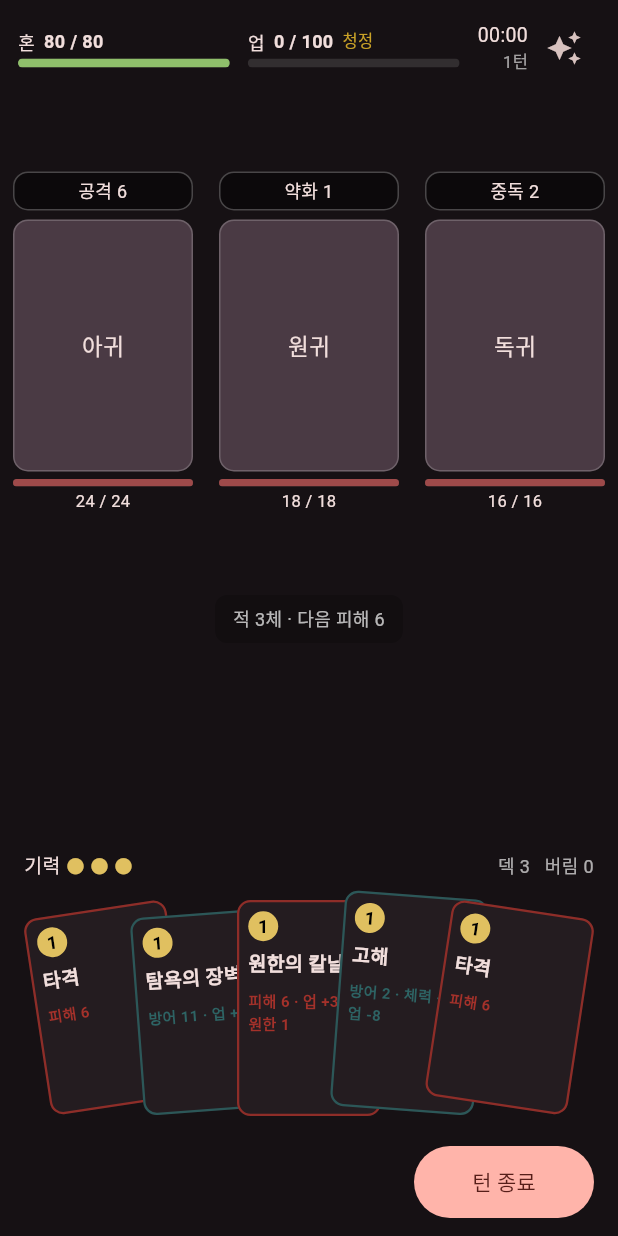
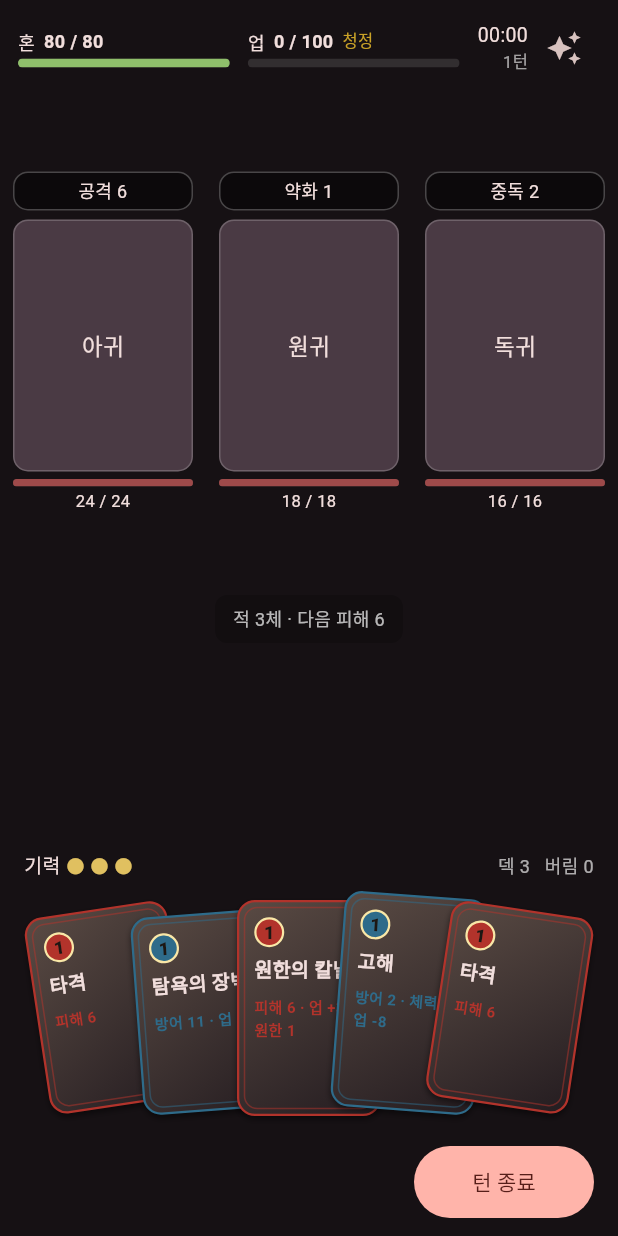
Before and after one commit to GeonhoGit/siwangjeon, a Flutter app: the CombatScreen screen opened directly, on a phone screen of 412 x 824 dp. Run offline on Flutter 3.47's test engine with Material 3 defaults, Android fonts, the phone set to English and light mode, and no system bars; our stand-ins replace flutter_riverpod.

Commit message:
feat(ui): 카드 프레임 목업 추가
손패 96dp에서는 규칙 전문을 읽을 수 없어 표시량을 분리한다.

```diff
--- /dev/null
+++ b/lib/ui/card_frame.dart
@@ -0,0 +1,497 @@
+/// 카드 프레임의 표시 규칙.
+///
+/// 전투/보상/상점 화면은 여기서 받은 프레임에 엔진이 계산한 수치와 문구만
+/// 넘긴다. 이 파일은 카드 효과나 피해·방어를 다시 계산하지 않는다.
+library;
+
+import 'package:flutter/material.dart';
+
+import '../domain/model/card.dart';
+
+/// 손패의 96dp 폭에서는 규칙 전문과 그림을 함께 넣을 수 없다.
+///
+/// 144dp는 손패 폭의 1.5배로, 이보다 좁으면 12sp 규칙문을 두 줄 이상 읽을
+/// 공간이 없다. 그래서 이 경계 아래에서는 비용·이름·효과 두 줄만 남기고,
+/// 보상/상점/덱 목록처럼 그 이상을 쓸 수 있는 곳에서만 전체 프레임을 쓴다.
+const cardFrameCompactMaximumWidth = 144.0;
+
+/// 카드 유형과 희귀도에서 얻는 모든 카드용 색과 문구의 단일 진입점이다.
+///
+/// 저주·상태의 실제 콘텐츠는 아직 없지만 [CardType]에는 이미 두 값이 있다.
+/// 여기서는 그 enum 값을 표시할 수만 있게 두며, UI 전용 유형을 새로 만들지는
+/// 않는다. 콘텐츠가 추가될 때 이 매핑을 재사용한다.
+@immutable
+class CardFramePresentation {
+  const CardFramePresentation({
+    required this.typeLabel,
+    required this.typeColor,
+    required this.frameColor,
+  });
+
+  final String typeLabel;
+  final Color typeColor;
+  final Color frameColor;
+}
+
+CardFramePresentation cardFramePresentation(CardDef card) {
+  final type = switch (card.type) {
+    CardType.attack => const CardFramePresentation(
+      typeLabel: '공격',
+      typeColor: Color(0xFFB2332B),
+      frameColor: Color(0xFFB2332B),
+    ),
+    CardType.skill => const CardFramePresentation(
+      typeLabel: '기술',
+      typeColor: Color(0xFF2E6B8A),
+      frameColor: Color(0xFF2E6B8A),
+    ),
+    CardType.power => const CardFramePresentation(
+      typeLabel: '지속',
+      typeColor: Color(0xFF3F7A46),
+      frameColor: Color(0xFF3F7A46),
+    ),
+    CardType.curse => const CardFramePresentation(
+      typeLabel: '저주',
+      typeColor: Color(0xFF6B3A82),
+      frameColor: Color(0xFF6B3A82),
+    ),
+    CardType.status => const CardFramePresentation(
+      typeLabel: '상태',
+      typeColor: Color(0xFF626A73),
+      frameColor: Color(0xFF626A73),
+    ),
+  };
+
+  return card.rarity == CardRarity.siwang
+      ? CardFramePresentation(
+          typeLabel: type.typeLabel,
+          typeColor: type.typeColor,
+          frameColor: _CardFrameColors.siwangGold,
+        )
+      : type;
+}
+
+/// 카드 id에서 아트 asset을 찾는 유일한 자리다.
+///
+/// 아트 파이프라인이 아직 없어서 지금은 비어 있다. asset이 생기면 이 표만
+/// 채우면 되고, 프레임과 카드 문구는 바뀌지 않는다.
+String? cardArtAssetFor(String cardId) {
+  const assets = <String, String>{};
+  return assets[cardId];
+}
+
+class CardFrame extends StatelessWidget {
+  const CardFrame({
+    super.key,
+    required this.card,
+    required this.effectLabels,
+    this.width,
+    this.minimumHeight,
+    this.selected = false,
+    this.dimmed = false,
+    this.effectKeyPrefix,
+    this.footer,
+    this.additionalTypeLabels = const [],
+  });
+
+  final CardDef card;
+  final List<String> effectLabels;
+  final double? width;
+  final double? minimumHeight;
+  final bool selected;
+  final bool dimmed;
+  final String? effectKeyPrefix;
+  final Widget? footer;
+
+  /// 한 카드가 두 분류를 가질 콘텐츠가 생기면 그 문구만 추가한다.
+  /// 현재 도메인 모델에는 두 번째 분류 필드가 없으므로 비어 있는 것이 맞다.
+  final List<String> additionalTypeLabels;
+
+  @override
+  Widget build(BuildContext context) {
+    return SizedBox(
+      width: width,
+      child: LayoutBuilder(
+        builder: (context, constraints) {
+          final compact = constraints.maxWidth <= cardFrameCompactMaximumWidth;
+          return _CardFrameSurface(
+            card: card,
+            presentation: cardFramePresentation(card),
+            minimumHeight: minimumHeight,
+            selected: selected,
+            dimmed: dimmed,
+            child: compact
+                ? _CompactCardContents(
+                    card: card,
+                    effectLabels: effectLabels,
+                    effectKeyPrefix: effectKeyPrefix,
+                  )
+                : _FullCardContents(
+                    card: card,
+                    effectLabels: effectLabels,
+                    effectKeyPrefix: effectKeyPrefix,
+                    footer: footer,
+                    additionalTypeLabels: additionalTypeLabels,
+                  ),
+          );
+        },
+      ),
+    );
+  }
+}
+
+class _CardFrameSurface extends StatelessWidget {
+  const _CardFrameSurface({
+    required this.card,
+    required this.presentation,
+    required this.minimumHeight,
+    required this.selected,
+    required this.dimmed,
+    required this.child,
+  });
+
+  final CardDef card;
+  final CardFramePresentation presentation;
+  final double? minimumHeight;
+  final bool selected;
+  final bool dimmed;
+  final Widget child;
+
+  @override
+  Widget build(BuildContext context) {
+    final borderColor = selected ? Colors.white : presentation.frameColor;
+    return Opacity(
+      opacity: dimmed ? 0.45 : 1,
+      child: Container(
+        key: ValueKey('card-frame-${card.id}'),
+        constraints: BoxConstraints(minHeight: minimumHeight ?? 0),
+        decoration: BoxDecoration(
+          gradient: const LinearGradient(
+            begin: Alignment.topLeft,
+            end: Alignment.bottomRight,
+            colors: [_CardFrameColors.paperLight, _CardFrameColors.paperDark],
+          ),
+          borderRadius: BorderRadius.circular(12),
+          border: Border.all(color: borderColor, width: selected ? 2.5 : 1.5),
+          boxShadow: const [
+            BoxShadow(
+              color: _CardFrameColors.shadow,
+              blurRadius: 3,
+              offset: Offset(0, 2),
+            ),
+          ],
+        ),
+        padding: const EdgeInsets.all(3),
+        child: DecoratedBox(
+          decoration: BoxDecoration(
+            borderRadius: BorderRadius.circular(9),
+            border: Border.all(color: borderColor.withValues(alpha: 0.52)),
+          ),
+          child: Padding(padding: const EdgeInsets.all(7), child: child),
+        ),
+      ),
+    );
+  }
+}
+
+class _CompactCardContents extends StatelessWidget {
+  const _CompactCardContents({
+    required this.card,
+    required this.effectLabels,
+    required this.effectKeyPrefix,
+  });
+
+  final CardDef card;
+  final List<String> effectLabels;
+  final String? effectKeyPrefix;
+
+  @override
+  Widget build(BuildContext context) {
+    final presentation = cardFramePresentation(card);
+    final textScaler = MediaQuery.textScalerOf(context);
+    final costDiameter = textScaler.scale(20);
+    final effectLines = _compactEffectLines(effectLabels);
+
+    return Column(
+      key: ValueKey('card-frame-compact-${card.id}'),
+      mainAxisSize: MainAxisSize.min,
+      crossAxisAlignment: CrossAxisAlignment.start,
+      children: [
+        _CostBadge(
+          card: card,
+          color: presentation.typeColor,
+          diameter: costDiameter,
+        ),
+        const SizedBox(height: 5),
+        Text(
+          key: ValueKey('card-name-${card.id}'),
+          card.name,
+          maxLines: 2,
+          overflow: TextOverflow.ellipsis,
+          style: const TextStyle(fontSize: 13, fontWeight: FontWeight.w700),
+        ),
+        const SizedBox(height: 8),
+        for (var index = 0; index < effectLines.length; index++)
+          Text(
+            key: ValueKey(_effectKey(effectKeyPrefix, index)),
+            effectLines[index],
+            maxLines: 1,
+            overflow: TextOverflow.ellipsis,
+            style: TextStyle(
+              fontSize: 10,
+              fontWeight: FontWeight.w700,
+              color: presentation.typeColor,
+            ),
+          ),
+      ],
+    );
+  }
+}
+
+class _FullCardContents extends StatelessWidget {
+  const _FullCardContents({
+    required this.card,
+    required this.effectLabels,
+    required this.effectKeyPrefix,
+    required this.footer,
+    required this.additionalTypeLabels,
+  });
+
+  final CardDef card;
+  final List<String> effectLabels;
+  final String? effectKeyPrefix;
+  final Widget? footer;
+  final List<String> additionalTypeLabels;
+
+  @override
+  Widget build(BuildContext context) {
+    final presentation = cardFramePresentation(card);
+    final labels = [presentation.typeLabel, ...additionalTypeLabels];
+
+    return Column(
+      key: ValueKey('card-frame-full-${card.id}'),
+      mainAxisSize: MainAxisSize.min,
+      children: [
+        Row(
+          crossAxisAlignment: CrossAxisAlignment.start,
+          children: [
+            _CostBadge(card: card, color: presentation.typeColor, diameter: 34),
+            const SizedBox(width: 8),
+            Expanded(
+              child: Text(
+                key: ValueKey('card-name-${card.id}'),
+                card.name,
+                maxLines: 2,
+                overflow: TextOverflow.ellipsis,
+                textAlign: TextAlign.center,
+                style: const TextStyle(
+                  fontSize: 19,
+                  fontWeight: FontWeight.w800,
+                  color: _CardFrameColors.title,
+                ),
+              ),
+            ),
+          ],
+        ),
+        const SizedBox(height: 8),
+        Wrap(
+          key: ValueKey('card-type-ribbon-${card.id}'),
+          alignment: WrapAlignment.center,
+          spacing: 4,
+          runSpacing: 4,
+          children: [
+            for (final label in labels)
+              _TypeRibbon(label: label, color: presentation.typeColor),
+          ],
+        ),
+        const SizedBox(height: 8),
+        CardArtSlot(card: card, color: presentation.typeColor),
+        const SizedBox(height: 8),
+        _RulesBox(
+          card: card,
+          labels: effectLabels,
+          effectKeyPrefix: effectKeyPrefix,
+        ),
+        if (footer case final footer?) ...[
+          const SizedBox(height: 8),
+          DefaultTextStyle.merge(
+            style: const TextStyle(
+              color: _CardFrameColors.title,
+              fontSize: 12,
+              fontWeight: FontWeight.w600,
+            ),
+            child: Center(child: footer),
+          ),
+        ],
+      ],
+    );
+  }
+}
+
+class _CostBadge extends StatelessWidget {
+  const _CostBadge({
+    required this.card,
+    required this.color,
+    required this.diameter,
+  });
+
+  final CardDef card;
+  final Color color;
+  final double diameter;
+
+  @override
+  Widget build(BuildContext context) {
+    return Container(
+      key: ValueKey('card-cost-${card.id}'),
+      width: diameter,
+      height: diameter,
+      decoration: BoxDecoration(
+        color: color,
+        shape: BoxShape.circle,
+        border: Border.all(color: _CardFrameColors.costBorder, width: 1.5),
+      ),
+      alignment: Alignment.center,
+      child: Text(
+        '${card.cost}',
+        style: TextStyle(
+          fontSize: diameter >= 30 ? 19 : 12,
+          fontWeight: FontWeight.w900,
+          color: _CardFrameColors.costText,
+        ),
+      ),
+    );
+  }
+}
+
+class _TypeRibbon extends StatelessWidget {
+  const _TypeRibbon({required this.label, required this.color});
+
+  final String label;
+  final Color color;
+
+  @override
+  Widget build(BuildContext context) {
+    return Container(
+      padding: const EdgeInsets.symmetric(horizontal: 9, vertical: 3),
+      decoration: BoxDecoration(
+        color: color.withValues(alpha: 0.9),
+        borderRadius: BorderRadius.circular(4),
+      ),
+      child: Text(
+        label,
+        style: const TextStyle(
+          color: Colors.white,
+          fontSize: 11,
+          fontWeight: FontWeight.w800,
+        ),
+      ),
+    );
+  }
+}
+
+class CardArtSlot extends StatelessWidget {
+  const CardArtSlot({super.key, required this.card, required this.color});
+
+  final CardDef card;
+  final Color color;
+
+  @override
+  Widget build(BuildContext context) {
+    final asset = cardArtAssetFor(card.id);
+    return AspectRatio(
+      key: ValueKey('card-art-${card.id}'),
+      aspectRatio: 2.15,
+      child: ClipRRect(
+        borderRadius: BorderRadius.circular(6),
+        child: asset == null
+            ? DecoratedBox(
+                decoration: BoxDecoration(
+                  gradient: LinearGradient(
+                    begin: Alignment.topLeft,
+                    end: Alignment.bottomRight,
+                    colors: [
+                      color.withValues(alpha: 0.42),
+                      _CardFrameColors.artShadow,
+                    ],
+                  ),
+                  border: Border.all(color: color.withValues(alpha: 0.72)),
+                ),
+                child: Icon(
+                  Icons.auto_awesome_outlined,
+                  color: _CardFrameColors.placeholder.withValues(alpha: 0.8),
+                  size: 32,
+                  semanticLabel: '카드 그림 자리',
+                ),
+              )
+            : Image.asset(asset, fit: BoxFit.cover),
+      ),
+    );
+  }
+}
+
+class _RulesBox extends StatelessWidget {
+  const _RulesBox({
+    required this.card,
+    required this.labels,
+    required this.effectKeyPrefix,
+  });
+
+  final CardDef card;
+  final List<String> labels;
+  final String? effectKeyPrefix;
+
+  @override
+  Widget build(BuildContext context) {
+    return Container(
+      key: ValueKey('card-rules-${card.id}'),
+      width: double.infinity,
+      padding: const EdgeInsets.symmetric(horizontal: 10, vertical: 8),
+      decoration: BoxDecoration(
+        color: _CardFrameColors.rulePaper,
+        borderRadius: BorderRadius.circular(6),
+        border: Border.all(color: _CardFrameColors.ruleBorder),
+      ),
+      child: Column(
+        mainAxisSize: MainAxisSize.min,
+        children: [
+          for (var index = 0; index < labels.length; index++)
+            Text(
+              key: ValueKey(_effectKey(effectKeyPrefix, index)),
+              labels[index],
+              textAlign: TextAlign.center,
+              style: const TextStyle(
+                color: _CardFrameColors.ruleText,
+                fontSize: 13,
+                fontWeight: FontWeight.w700,
+              ),
+            ),
+        ],
+      ),
+    );
+  }
+}
+
+List<String> _compactEffectLines(List<String> labels) {
+  return [
+    labels.take(2).join(' · '),
+    if (labels.length > 2) labels.skip(2).join(' · '),
+  ].where((line) => line.isNotEmpty).toList();
+}
+
+String _effectKey(String? prefix, int index) =>
+    prefix == null ? 'card-effect-line-$index' : '$prefix-$index';
+
+abstract final class _CardFrameColors {
+  static const paperLight = Color(0xFF5A4B44);
+  static const paperDark = Color(0xFF241C20);
+  static const shadow = Color(0x80000000);
+  static const siwangGold = Color(0xFFD6A84A);
+  static const title = Color(0xFFFFF3D2);
+  static const costBorder = Color(0xFFF9E7A7);
+  static const costText = Color(0xFF1D1713);
+  static const artShadow = Color(0xFF211C2A);
+  static const placeholder = Color(0xFFFFF3D2);
+  static const rulePaper = Color(0xFFF3E3BA);
+  static const ruleBorder = Color(0xFFB89A61);
+  static const ruleText = Color(0xFF35271E);
+}
--- a/lib/ui/combat_screen.dart
+++ b/lib/ui/combat_screen.dart
@@ -27,11 +27,11 @@ import '../domain/model/combat_state.dart';
 import '../domain/model/enemy.dart';
 import '../domain/model/game_event.dart';
 import '../domain/model/status.dart';
+import 'card_frame.dart';
 import 'labels.dart';
 import 'relic_inventory.dart';
 
 const _attackColor = Color(0xFFB2332B);
-const _skillColor = Color(0xFF2E6B6B);
 const _karmaColor = Color(0xFFC9A227);
 const _cardMinimumHeight = 132.0;
 const _cardSecondEffectLineAllowance = 12.0;
@@ -1234,93 +1234,21 @@ class _CardView extends StatelessWidget {
 
   @override
   Widget build(BuildContext context) {
-    final accent = switch (card.type) {
-      CardType.attack => _attackColor,
-      CardType.skill => _skillColor,
-      _ => Colors.grey,
-    };
-
     // 피해·방어는 엔진이 준 것만 쓰고, 나머지는 카드 정의의 고정 효과만 읽는다.
     // 화면에서 상태 규칙을 다시 계산하면 카드에 적힌 값과 실제 결과가 갈라진다.
     final damage = previewDamage(state, card);
     final block = previewBlock(state, card);
     final effects = cardEffectLabels(card, damage: damage, block: block);
-    final effectLines = [
-      effects.take(2).join(' · '),
-      if (effects.length > 2) effects.skip(2).join(' · '),
-    ];
     final textScaler = MediaQuery.textScalerOf(context);
-    final costDiameter = textScaler.scale(20);
-
-    return Opacity(
-      opacity: playable ? 1 : 0.45,
-      child: Container(
-        width: width,
-        constraints: BoxConstraints(
-          // 큰 글꼴의 두 번째 효과 줄도 첫 Flow 측정부터 예약한다. 이 값은
-          // 최소 높이일 뿐 상한이 아니므로 내용이 더 길면 카드가 계속 커진다.
-          minHeight: _cardReservedMinimumHeight(textScaler, effects.length),
-        ),
-        decoration: BoxDecoration(
-          color: const Color(0xFF241C20),
-          borderRadius: BorderRadius.circular(9),
-          border: Border.all(
-            color: selected ? Colors.white : accent.withValues(alpha: 0.75),
-            width: selected ? 2.5 : 1.5,
-          ),
-        ),
-        padding: const EdgeInsets.all(6),
-        child: Column(
-          mainAxisSize: MainAxisSize.min,
-          crossAxisAlignment: CrossAxisAlignment.start,
-          children: [
-            Wrap(
-              spacing: 4,
-              runSpacing: 4,
-              alignment: WrapAlignment.spaceBetween,
-              children: [
-                Container(
-                  key: ValueKey('card-cost-${card.id}'),
-                  width: costDiameter,
-                  height: costDiameter,
-                  decoration: const BoxDecoration(
-                    color: Color(0xFFE0C060),
-                    shape: BoxShape.circle,
-                  ),
-                  alignment: Alignment.center,
-                  child: Text(
-                    '${card.cost}',
-                    style: const TextStyle(
-                      fontSize: 12,
-                      fontWeight: FontWeight.bold,
-                      color: Colors.black,
-                    ),
-                  ),
-                ),
-              ],
-            ),
-            const SizedBox(height: 5),
-            Text(
-              key: ValueKey('card-name-${card.id}'),
-              card.name,
-              maxLines: 2,
-              overflow: TextOverflow.ellipsis,
-              style: const TextStyle(fontSize: 13, fontWeight: FontWeight.w600),
-            ),
-            const SizedBox(height: 8),
-            for (var index = 0; index < effectLines.length; index++)
-              Text(
-                key: ValueKey('card-effect-line-$index'),
-                effectLines[index],
-                style: TextStyle(
-                  fontSize: 10,
-                  fontWeight: FontWeight.w600,
-                  color: accent.withValues(alpha: 0.9),
-                ),
-              ),
-          ],
-        ),
-      ),
+    return CardFrame(
+      card: card,
+      effectLabels: effects,
+      width: width,
+      // 큰 글꼴의 두 번째 효과 줄도 첫 Flow 측정부터 예약한다. 이 값은
+      // 최소 높이일 뿐 상한이 아니므로 내용이 더 길면 카드가 계속 커진다.
+      minimumHeight: _cardReservedMinimumHeight(textScaler, effects.length),
+      selected: selected,
+      dimmed: !playable,
     );
   }
 }
```
Also changed, not shown: lib/ui/run_screen.dart (+81 -79 lines), 2 other files.
